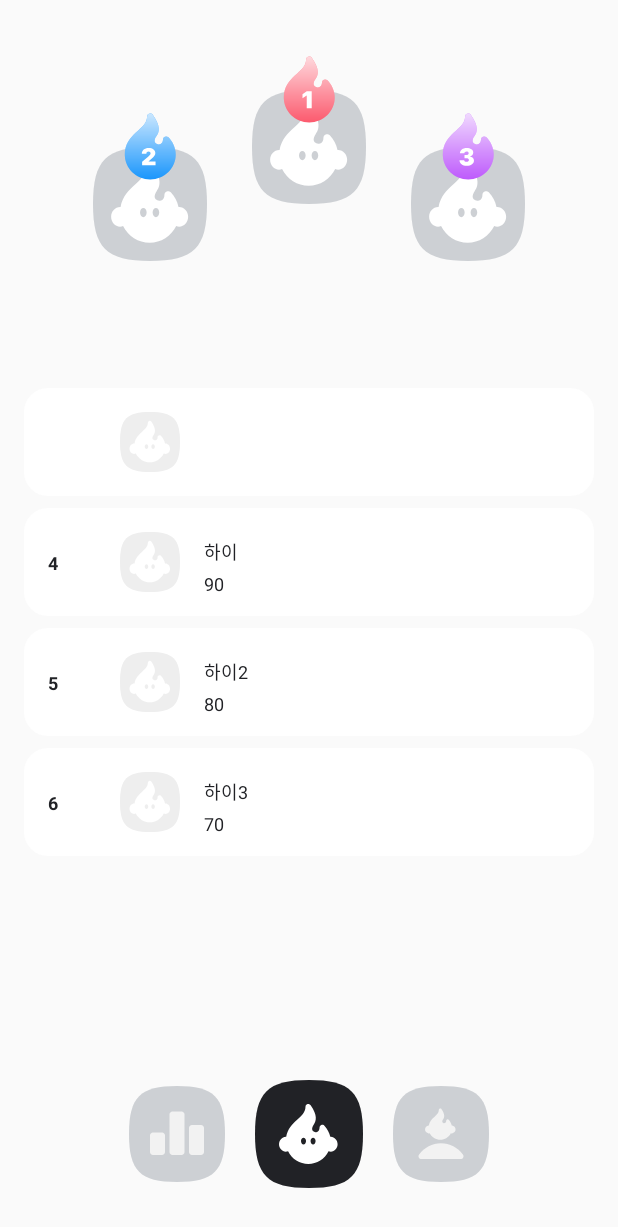
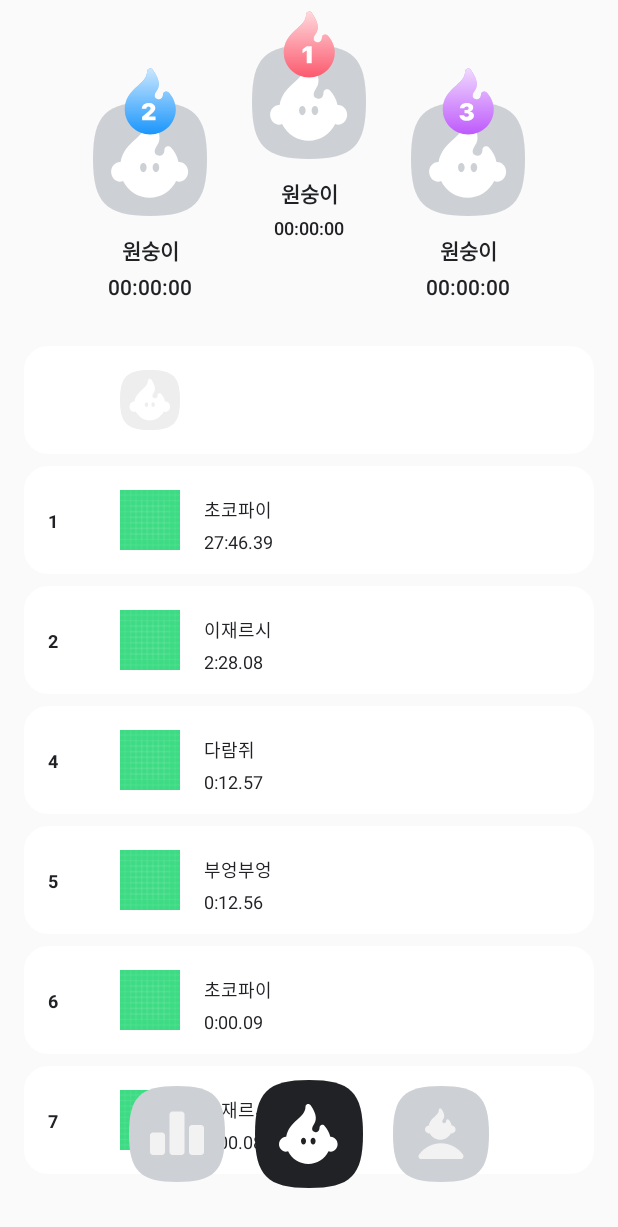
Before and after one commit to mash-up-kr/Dionysos-Android, an Android app: the fragment RankingPageFragment placed in its activity, on a phone screen of 412 x 824 dp. Shown: the top 1227 px of the screen. Run offline under Robolectric (Android 15) with nearby library versions, the phone set to English and light mode, and no system bars; our stand-ins replace RxJava, data binding; network calls fail; pictures from the network do not load; 6 statements that could not run were skipped.

Commit message:
feat: edit ranking fragment
- 더미데이터 추가
- 리사이클러뷰 다 안보이는 버그 수정

```diff
--- /dev/null
+++ b/app/src/main/java/com/mashup/dionysos/BindingAdapter.kt
@@ -0,0 +1,21 @@
+package com.mashup.dionysos
+
+import android.view.View
+import android.widget.ImageView
+import android.widget.TextView
+import androidx.databinding.BindingAdapter
+import com.bumptech.glide.Glide
+
+@BindingAdapter("android:bind_url")
+fun bindUrl(view: ImageView, imageUrl: String?) {
+  if (imageUrl!=null){
+    Glide.with(view.context).load(imageUrl)
+      .placeholder(R.drawable.ic_launcher_foreground)
+      .error(R.drawable.ic_launcher_background)
+      .into(view)}
+}
+
+@BindingAdapter("android:bind_int")
+fun bindResource(view: ImageView, image: Int) {
+    view.setImageResource(image)
+}
--- a/app/src/main/java/com/mashup/dionysos/model/Ranking.kt
+++ b/app/src/main/java/com/mashup/dionysos/model/Ranking.kt
@@ -4,7 +4,7 @@ data class Ranking(
     val id: Long,
     val rate: Int,
     val nickname: String,
-    val profileUrl: String,
+    val profileUrl: String?,
     val time: Long,
     val isMine: Boolean = false
 )
--- a/app/src/main/java/com/mashup/dionysos/ui/login/LoginActivity.kt
+++ b/app/src/main/java/com/mashup/dionysos/ui/login/LoginActivity.kt
@@ -53,6 +53,11 @@ class LoginActivity : AppCompatActivity() {
             redirectNicknameActivity()
         }
 
+        guest_login_btn.setOnClickListener {
+            val intent = Intent(this, MainActivity::class.java)
+            startActivity(intent)
+            finish()
+        }
     }
 
     private fun init() {
@@ -135,7 +140,6 @@ class LoginActivity : AppCompatActivity() {
                 val preferencesEditor: SharedPreferences.Editor = mPreferences.edit()
                 preferencesEditor.putString(jwt, it.result.jwt)
                 preferencesEditor.apply()
-
                 startActivity(intent)
                 finish()
             }, { e ->
--- a/app/src/main/java/com/mashup/dionysos/ui/ranking/RankingAdapter.kt
+++ b/app/src/main/java/com/mashup/dionysos/ui/ranking/RankingAdapter.kt
@@ -33,7 +33,6 @@ class RankingAdapter :
             fun from(parent: ViewGroup): ViewHolder {
                 val layoutInflater = LayoutInflater.from(parent.context)
                 val binding = RankingItemBinding.inflate(layoutInflater, parent, false)
-
                 return ViewHolder(binding)
             }
         }
--- a/app/src/main/java/com/mashup/dionysos/ui/ranking/RankingPageFragment.kt
+++ b/app/src/main/java/com/mashup/dionysos/ui/ranking/RankingPageFragment.kt
@@ -32,10 +32,43 @@ class RankingPageFragment : Fragment() {
 
         recyclerview.adapter = RankingAdapter()
         val list = listOf(
-            Ranking(5, 154, "원숭원숭", "", 10, true),
-            Ranking(0, 4, "하이", "", 90),
-            Ranking(1, 5, "하이2", "", 80),
-            Ranking(2, 6, "하이3", "", 70)
+            Ranking(1, 154, "원숭이가나무에서떨어져", null, 10, true),
+            Ranking(
+                0, 1, "초코파이 ",
+                "https://avatars3.githubusercontent.com/u/18034145?s=400&u=64f9f59411b56aa1d26c78fb51e1bcd4e96de91e&v=4",
+                99999990
+            ),
+            Ranking(
+                1, 2, "이재르시 ",
+                "https://epicbox.co.kr/web/product/big/201707/4114_shop1_973730.jpg",
+                8888880
+            ),
+            Ranking(
+                2, 4, "다람쥐  ",
+                "https://avatars1.githubusercontent.com/u/16275188?s=400&u=0aa463ab1e9a076e2828dda7e02f94ff168ea46a&v=4",
+                777770
+            ),
+            Ranking(
+                3,
+                5,
+                "부엉부엉",
+                "https://avatars2.githubusercontent.com/u/39197978?s=460&u=e1ea7073fc9ff683dd31ce847f5147022059ecad&v=4",
+                776660
+            ),
+            Ranking(
+                4,
+                6,
+                "초코파이 ",
+                "https://avatars3.githubusercontent.com/u/18034145?s=400&u=64f9f59411b56aa1d26c78fb51e1bcd4e96de91e&v=4",
+                9990
+            ),
+            Ranking(
+                5,
+                7,
+                "이재르시 ",
+                "https://epicbox.co.kr/web/product/big/201707/4114_shop1_973730.jpg",
+                8880
+            )
         )
         (recyclerview.adapter as RankingAdapter).submitList(list.toMutableList())
     }
--- a/app/src/main/java/com/mashup/dionysos/ui/setting/SettingActivity.kt
+++ b/app/src/main/java/com/mashup/dionysos/ui/setting/SettingActivity.kt
@@ -72,6 +72,10 @@ class SettingActivity : BaseActivity<ActivitySettingBinding>(R.layout.activity_s
                             finish()
                             super.onSuccess(result)
                         }
+
+                        override fun onCompleteLogout() {
+                            TODO("Not yet implemented")
+                        }
                     })
                 }
             }
--- /dev/null
+++ b/app/src/main/res/drawable-mdpi/round_16.xml
@@ -0,0 +1,8 @@
+<?xml version="1.0" encoding="utf-8"?>
+<shape xmlns:android="http://schemas.android.com/apk/res/android">
+    <corners android:bottomRightRadius="16dp"
+        android:bottomLeftRadius="16dp"
+        android:topRightRadius="16dp"
+        android:topLeftRadius="16dp"/>
+    <solid android:color="@color/white"/>
+</shape>
--- a/app/src/main/res/drawable/rounded_background.xml
+++ b/app/src/main/res/drawable/rounded_background.xml
@@ -2,6 +2,6 @@
 <shape xmlns:android="http://schemas.android.com/apk/res/android"
     android:padding="10dp"
     android:shape="rectangle">
-    <solid android:color="#ffffff" />
+    <solid android:color="#fff" />
     <corners android:radius="16dp" />
 </shape>
--- a/app/src/main/res/layout/activity_login.xml
+++ b/app/src/main/res/layout/activity_login.xml
@@ -38,7 +38,7 @@
         android:layout_width="0dp"
         android:layout_height="wrap_content"
         android:layout_marginBottom="@dimen/mai_margin_10"
-        android:background="@drawable/ic_circle_6"
+        android:background="@drawable/round_6"
         android:backgroundTint="@color/kakao"
         android:orientation="vertical"
         app:layout_constraintBottom_toTopOf="@id/facebook_login_layout"
@@ -64,7 +64,7 @@
         android:layout_width="0dp"
         android:layout_height="@dimen/loginBtnHeight"
         android:layout_marginBottom="@dimen/mai_margin_10"
-        android:background="@drawable/ic_circle_6"
+        android:background="@drawable/round_6"
         android:backgroundTint="@color/fecebook"
         android:orientation="vertical"
         app:layout_constraintBottom_toTopOf="@id/guest_login_btn"
@@ -95,7 +95,7 @@
         android:layout_marginStart="@dimen/loginBtnMarginRow"
         android:layout_marginEnd="@dimen/loginBtnMarginRow"
         android:layout_marginBottom="115dp"
-        android:background="@drawable/ic_circle_6"
+        android:background="@drawable/round_6"
         android:backgroundTint="@color/light_blue_grey"
         android:orientation="vertical"
         app:layout_constraintBottom_toBottomOf="parent"
--- a/app/src/main/res/layout/my_page_fragment.xml
+++ b/app/src/main/res/layout/my_page_fragment.xml
@@ -81,7 +81,7 @@
                     android:id="@+id/btnEdit"
                     android:layout_width="wrap_content"
                     android:layout_height="wrap_content"
-                    android:background="@drawable/ic_circle_20"
+                    android:background="@drawable/round_20"
                     android:backgroundTint="@color/dark_grey"
                     android:clickable="true"
                     android:focusable="true"
--- a/app/src/main/res/layout/ranking_fragment.xml
+++ b/app/src/main/res/layout/ranking_fragment.xml
@@ -9,8 +9,9 @@
 
     <androidx.constraintlayout.widget.ConstraintLayout
         android:layout_width="match_parent"
-        android:layout_height="wrap_content"
-        android:layout_marginTop="40dp">
+        android:layout_height="match_parent"
+        android:layout_marginTop="16dp"
+        android:background="@color/white">
 
         <TextView
             android:id="@+id/title"
@@ -46,7 +47,8 @@
         <androidx.viewpager2.widget.ViewPager2
             android:id="@+id/viewpager"
             android:layout_width="match_parent"
-            android:layout_height="wrap_content"
+            android:layout_height="0dp"
+            app:layout_constraintBottom_toBottomOf="parent"
             app:layout_constraintTop_toBottomOf="@id/tabLayout" />
 
     </androidx.constraintlayout.widget.ConstraintLayout>
--- a/app/src/main/res/layout/ranking_item.xml
+++ b/app/src/main/res/layout/ranking_item.xml
@@ -3,6 +3,7 @@
     xmlns:app="http://schemas.android.com/apk/res-auto">
 
     <data>
+        <import type="com.mashup.dionysos.Util" />
 
         <variable
             name="ranking"
@@ -35,6 +36,8 @@
             android:layout_height="40dp"
             android:layout_marginStart="64dp"
             android:src="@drawable/ic_profile"
+            android:bind_url="@{ranking.profileUrl}"
+            android:scaleType="fitCenter"
             app:layout_constraintBottom_toBottomOf="parent"
             app:layout_constraintStart_toStartOf="parent"
             app:layout_constraintTop_toTopOf="parent" />
@@ -55,12 +58,10 @@
             android:layout_width="wrap_content"
             android:layout_height="wrap_content"
             android:layout_marginTop="4dp"
-            android:text="@{String.valueOf(ranking.time)}"
+            android:text="@{Util.getTime(ranking.time)}"
             android:textColor="@{ranking.isMine ? @color/white : @color/dark_grey}"
             android:textSize="12sp"
             app:layout_constraintStart_toStartOf="@id/nickname"
             app:layout_constraintTop_toBottomOf="@id/nickname" />
-
-
     </androidx.constraintlayout.widget.ConstraintLayout>
 </layout>
--- a/app/src/main/res/layout/ranking_page_fragment.xml
+++ b/app/src/main/res/layout/ranking_page_fragment.xml
@@ -11,7 +11,7 @@
         android:id="@+id/firstProfile"
         android:layout_width="wrap_content"
         android:layout_height="wrap_content"
-        android:layout_marginTop="60dp"
+        android:layout_marginTop="30dp"
         android:src="@drawable/ic_profile_76dp"
         app:layout_constraintEnd_toEndOf="parent"
         app:layout_constraintStart_toStartOf="parent"
@@ -31,6 +31,9 @@
         android:layout_width="wrap_content"
         android:layout_height="wrap_content"
         android:layout_marginTop="12dp"
+        android:text="원숭이"
+        android:textColor="@color/dark_grey"
+        android:textStyle="bold"
         app:layout_constraintEnd_toEndOf="@id/firstProfile"
         app:layout_constraintStart_toStartOf="@id/firstProfile"
         app:layout_constraintTop_toBottomOf="@id/firstProfile" />
@@ -39,6 +42,11 @@
         android:layout_width="wrap_content"
         android:layout_height="wrap_content"
         android:layout_marginTop="4dp"
+        android:fontFamily="sans-serif-medium"
+        android:text="00:00:00"
+        android:textColor="@color/dark_grey"
+        android:textSize="12sp"
+        android:textStyle="normal"
         app:layout_constraintEnd_toEndOf="@id/firstProfile"
         app:layout_constraintStart_toStartOf="@id/firstProfile"
         app:layout_constraintTop_toBottomOf="@id/firstName" />
@@ -68,6 +76,9 @@
         android:layout_width="wrap_content"
         android:layout_height="wrap_content"
         android:layout_marginTop="12dp"
+        android:text="원숭이"
+        android:textColor="@color/dark_grey"
+        android:textStyle="bold"
         app:layout_constraintEnd_toEndOf="@id/secondProfile"
         app:layout_constraintStart_toStartOf="@id/secondProfile"
         app:layout_constraintTop_toBottomOf="@id/secondProfile" />
@@ -77,6 +88,10 @@
         android:layout_width="wrap_content"
         android:layout_height="wrap_content"
         android:layout_marginTop="4dp"
+        android:fontFamily="sans-serif-medium"
+        android:text="00:00:00"
+        android:textColor="@color/dark_grey"
+
         app:layout_constraintEnd_toEndOf="@id/secondProfile"
         app:layout_constraintStart_toStartOf="@id/secondProfile"
         app:layout_constraintTop_toBottomOf="@id/secondName" />
@@ -106,15 +121,21 @@
         android:layout_width="wrap_content"
         android:layout_height="wrap_content"
         android:layout_marginTop="12dp"
+        android:text="원숭이"
+        android:textColor="@color/dark_grey"
+        android:textStyle="bold"
         app:layout_constraintEnd_toEndOf="@id/thirdProfile"
         app:layout_constraintStart_toStartOf="@id/thirdProfile"
         app:layout_constraintTop_toBottomOf="@id/thirdProfile" />
 
     <TextView
+        android:fontFamily="sans-serif-medium"
         android:id="@+id/thirdTime"
         android:layout_width="wrap_content"
         android:layout_height="wrap_content"
         android:layout_marginTop="4dp"
+        android:text="00:00:00"
+        android:textColor="@color/dark_grey"
         app:layout_constraintEnd_toEndOf="@id/thirdProfile"
         app:layout_constraintStart_toStartOf="@id/thirdProfile"
         app:layout_constraintTop_toBottomOf="@id/thirdName" />
@@ -129,7 +150,7 @@
     <androidx.recyclerview.widget.RecyclerView
         android:id="@+id/recyclerview"
         android:layout_width="match_parent"
-        android:layout_height="wrap_content"
+        android:layout_height="0dp"
         android:layout_marginStart="16dp"
         android:layout_marginTop="22dp"
         android:layout_marginEnd="16dp"
@@ -137,6 +158,7 @@
         android:clipToPadding="false"
         android:orientation="vertical"
         app:layoutManager="androidx.recyclerview.widget.GridLayoutManager"
+        app:layout_constraintBottom_toBottomOf="parent"
         app:layout_constraintTop_toBottomOf="@id/barrier" />
 
 
```
Also changed, not shown: app/src/main/res/drawable-xxhdpi/round_6.xml (renamed from app/src/main/res/drawable-xxhdpi/ic_circle_6.xml), app/src/main/res/drawable/round_20.xml (renamed from app/src/main/res/drawable/ic_circle_20.xml).
